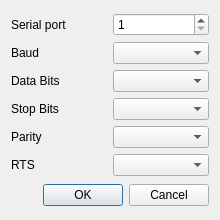
First picture: the form in forms/settingsmodbusrtu.ui, repository preludio-b/qModbusMaster, before the edit.
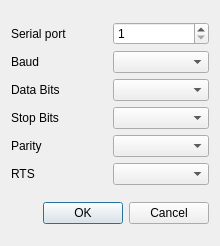
Second picture: the form after the edit. Icons and pictures are not drawn.

Diff of the .ui file:
```diff
--- a/forms/settingsmodbusrtu.ui
+++ b/forms/settingsmodbusrtu.ui
@@ -7,7 +7,7 @@
     <x>0</x>
     <y>0</y>
     <width>220</width>
-    <height>220</height>
+    <height>246</height>
    </rect>
   </property>
   <property name="minimumSize">
```
